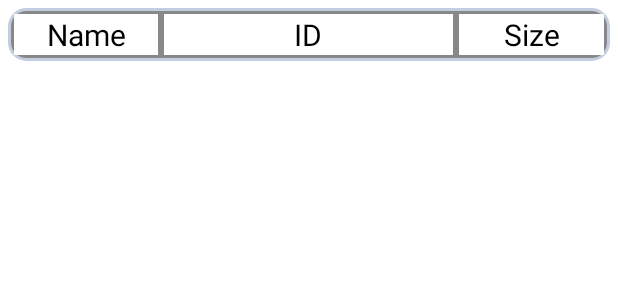
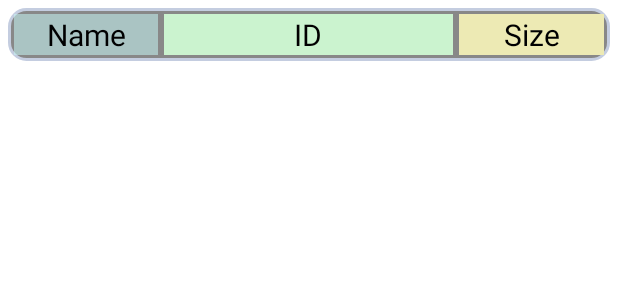
Before and after one commit to firojali78/BCPLAndroidAPP, an Android app: the layout row_items.xml on its own in the app's theme, with its tools: preview values and no code run, on a phone screen of 412 x 824 dp. Shown: the top 300 px of the screen. Run offline under Robolectric (Android 15) with nearby library versions, the phone set to English and light mode, and no system bars; network calls fail.

Commit message:
added colors

```diff
--- a/app/src/main/res/layout/row_items.xml
+++ b/app/src/main/res/layout/row_items.xml
@@ -6,6 +6,7 @@
     android:padding="2dp"
     android:orientation="horizontal"
     android:background= "@drawable/shape"
+    android:outlineSpotShadowColor="#0C2AE8"
 
     android:layout_height="wrap_content">
 
@@ -17,7 +18,7 @@
         android:textSize="20sp"
         android:layout_margin="2dp"
         android:text="Name"
-        android:background="#fff"
+        android:background="#8BC7F6F5"
         android:gravity="center"
         android:layout_height="match_parent"
         android:id="@+id/tv_c_name"/>
@@ -28,7 +29,7 @@
         android:layout_margin="2dp"
         android:text="ID"
         android:textColor="#000000"
-        android:background="#fff"
+        android:background="#CBF3CF"
         android:textSize="20sp"
         android:gravity="center"
         android:layout_height="match_parent"
@@ -40,7 +41,7 @@
         android:layout_margin="2dp"
         android:text="Size"
         android:textColor="#000000"
-        android:background="#fff"
+        android:background="#EDEAB4"
         android:textSize="20sp"
         android:gravity="center"
         android:layout_height="match_parent"
```
Also changed, not shown: app/src/main/java/com/example/test/ImageView.java (+23 -3 lines), app/src/main/java/com/example/test/ItemViewDetail.java (+21 -0 lines).
